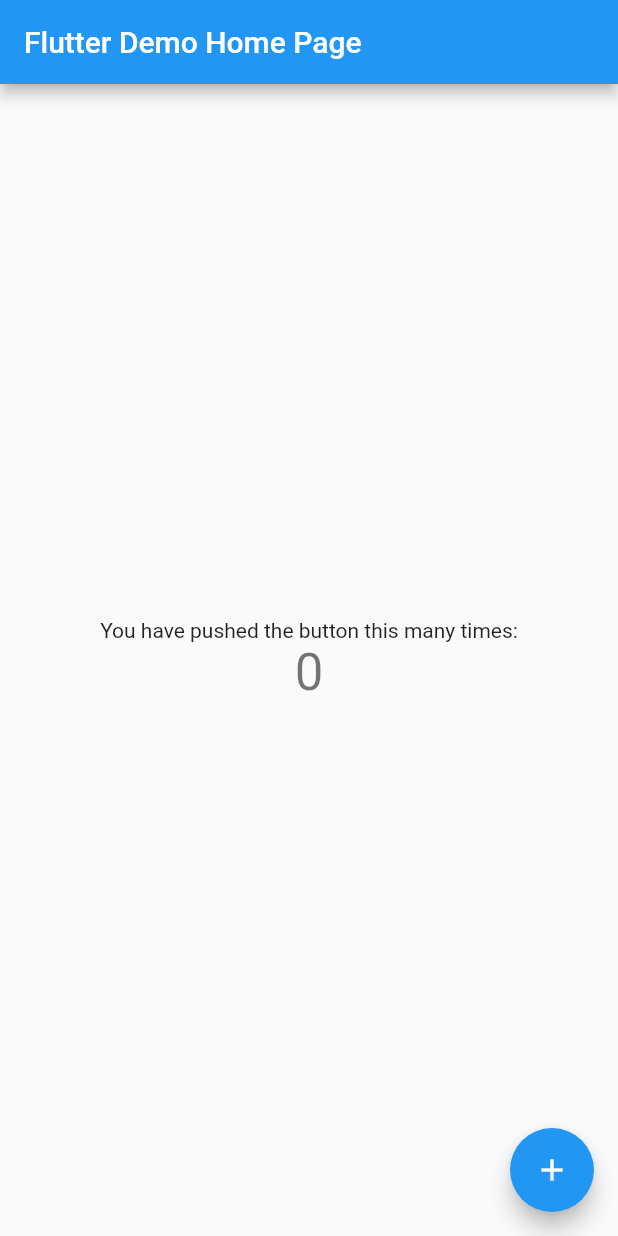
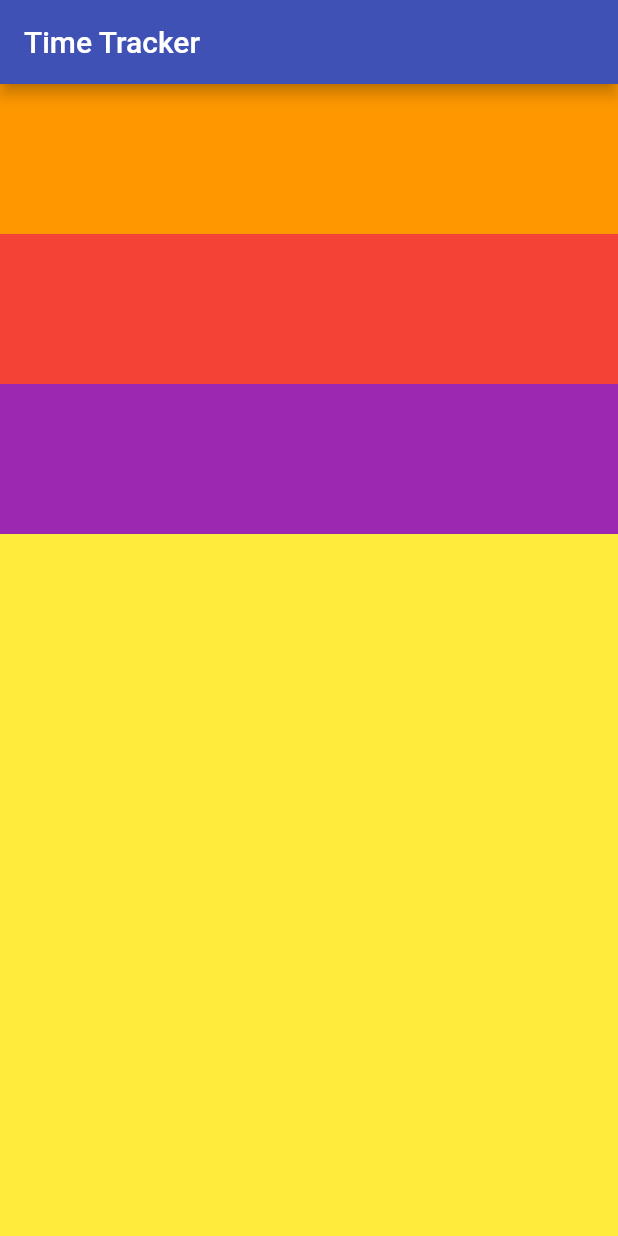
Before and after one commit to najilouis/time_tracker_flutter_course, a Flutter app: the screen it shows after launch, on a phone screen of 412 x 824 dp. Run offline on Flutter 3.47's test engine with Material 2 defaults, Android fonts, the phone set to English and light mode, and no system bars.

Commit message:
adding sign_in_page

```diff
--- /dev/null
+++ b/lib/app/sign_in/sign_in_page.dart
@@ -0,0 +1,44 @@
+import 'package:flutter/material.dart';
+
+class SignInPage extends StatelessWidget {
+  @override
+  Widget build(BuildContext context) {
+    return Scaffold(
+      appBar: AppBar(
+        title: Text('Time Tracker'),
+        elevation: 4.0,
+      ),
+      body: _buildContent(),
+    );
+  }
+
+  Widget _buildContent() {
+    return Container(
+      color: Colors.yellow,
+      child: Column(
+        crossAxisAlignment: CrossAxisAlignment.stretch,
+        children: [
+          Container(
+            color: Colors.orange,
+            child: SizedBox(
+              // width: 100.0,
+              height: 100.0,
+            ),
+          ),
+          Container(
+            color: Colors.red,
+            child: SizedBox(
+              height: 100.0,
+            ),
+          ),
+          Container(
+            color: Colors.purple,
+            child: SizedBox(
+              height: 100.0,
+            ),
+          )
+        ],
+      ),
+    );
+  }
+}
--- a/lib/main.dart
+++ b/lib/main.dart
@@ -1,113 +1,19 @@
 import 'package:flutter/material.dart';
+import 'package:time_tracker_flutter_course/app/sign_in/sign_in_page.dart';
 
 void main() {
   runApp(MyApp());
 }
 
 class MyApp extends StatelessWidget {
-  // This widget is the root of your application.
   @override
   Widget build(BuildContext context) {
     return MaterialApp(
-      title: 'Flutter Demo',
+      title: 'Time Tracker',
       theme: ThemeData(
-        // This is the theme of your application.
-        //
-        // Try running your application with "flutter run". You'll see the
-        // application has a blue toolbar. Then, without quitting the app, try
-        // changing the primarySwatch below to Colors.green and then invoke
-        // "hot reload" (press "r" in the console where you ran "flutter run",
-        // or simply save your changes to "hot reload" in a Flutter IDE).
-        // Notice that the counter didn't reset back to zero; the application
-        // is not restarted.
-        primarySwatch: Colors.blue,
+        primarySwatch: Colors.indigo,
       ),
-      home: MyHomePage(title: 'Flutter Demo Home Page'),
+      home: SignInPage(),
     );
   }
 }
-
-class MyHomePage extends StatefulWidget {
-  MyHomePage({Key key, this.title}) : super(key: key);
-
-  // This widget is the home page of your application. It is stateful, meaning
-  // that it has a State object (defined below) that contains fields that affect
-  // how it looks.
-
-  // This class is the configuration for the state. It holds the values (in this
-  // case the title) provided by the parent (in this case the App widget) and
-  // used by the build method of the State. Fields in a Widget subclass are
-  // always marked "final".
-
-  final String title;
-
-  @override
-  _MyHomePageState createState() => _MyHomePageState();
-}
-
-class _MyHomePageState extends State<MyHomePage> {
-  int _counter = 0;
-
-  void _incrementCounter() {
-    setState(() {
-      // This call to setState tells the Flutter framework that something has
-      // changed in this State, which causes it to rerun the build method below
-      // so that the display can reflect the updated values. If we changed
-      // _counter without calling setState(), then the build method would not be
-      // called again, and so nothing would appear to happen.
-      _counter++;
-    });
-  }
-
-  @override
-  Widget build(BuildContext context) {
-    // This method is rerun every time setState is called, for instance as done
-    // by the _incrementCounter method above.
-    //
-    // The Flutter framework has been optimized to make rerunning build methods
-    // fast, so that you can just rebuild anything that needs updating rather
-    // than having to individually change instances of widgets.
-    return Scaffold(
-      appBar: AppBar(
-        // Here we take the value from the MyHomePage object that was created by
-        // the App.build method, and use it to set our appbar title.
-        title: Text(widget.title),
-      ),
-      body: Center(
-        // Center is a layout widget. It takes a single child and positions it
-        // in the middle of the parent.
-        child: Column(
-          // Column is also a layout widget. It takes a list of children and
-          // arranges them vertically. By default, it sizes itself to fit its
-          // children horizontally, and tries to be as tall as its parent.
-          //
-          // Invoke "debug painting" (press "p" in the console, choose the
-          // "Toggle Debug Paint" action from the Flutter Inspector in Android
-          // Studio, or the "Toggle Debug Paint" command in Visual Studio Code)
-          // to see the wireframe for each widget.
-          //
-          // Column has various properties to control how it sizes itself and
-          // how it positions its children. Here we use mainAxisAlignment to
-          // center the children vertically; the main axis here is the vertical
-          // axis because Columns are vertical (the cross axis would be
-          // horizontal).
-          mainAxisAlignment: MainAxisAlignment.center,
-          children: <Widget>[
-            Text(
-              'You have pushed the button this many times:',
-            ),
-            Text(
-              '$_counter',
-              style: Theme.of(context).textTheme.headline4,
-            ),
-          ],
-        ),
-      ),
-      floatingActionButton: FloatingActionButton(
-        onPressed: _incrementCounter,
-        tooltip: 'Increment',
-        child: Icon(Icons.add),
-      ), // This trailing comma makes auto-formatting nicer for build methods.
-    );
-  }
-}
```
